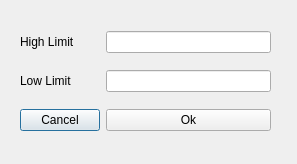
This is isstools/dialogs/UpdateMotorLimits.ui in NSLS-II-ISS/isstools as Qt 5 draws it before an edit. The edited form follows.
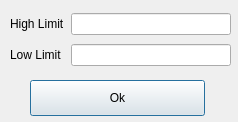
This is the edited form.

Commit message: motor_widget updated

```diff
--- a/isstools/dialogs/UpdateMotorLimits.ui
+++ b/isstools/dialogs/UpdateMotorLimits.ui
@@ -6,8 +6,8 @@
    <rect>
     <x>0</x>
     <y>0</y>
-    <width>297</width>
-    <height>164</height>
+    <width>238</width>
+    <height>122</height>
    </rect>
   </property>
   <property name="windowTitle">
@@ -16,13 +16,16 @@
   <widget class="QWidget" name="gridLayoutWidget">
    <property name="geometry">
     <rect>
-     <x>20</x>
-     <y>20</y>
-     <width>251</width>
-     <height>122</height>
+     <x>10</x>
+     <y>10</y>
+     <width>221</width>
+     <height>61</height>
     </rect>
    </property>
    <layout class="QGridLayout" name="gridLayout">
+    <item row="1" column="1">
+     <widget class="QLineEdit" name="lineEdit_low_limit"/>
+    </item>
     <item row="1" column="0">
      <widget class="QLabel" name="lable_low_limit">
       <property name="text">
@@ -30,8 +33,8 @@
       </property>
      </widget>
     </item>
-    <item row="1" column="1">
-     <widget class="QLineEdit" name="lineEdit_low_limit_2"/>
+    <item row="0" column="1">
+     <widget class="QLineEdit" name="lineEdit_high_limit"/>
     </item>
     <item row="0" column="0">
      <widget class="QLabel" name="label_high_limit">
@@ -40,25 +43,21 @@
       </property>
      </widget>
     </item>
-    <item row="0" column="1">
-     <widget class="QLineEdit" name="lineEdit_low_limit"/>
-    </item>
-    <item row="2" column="0">
-     <widget class="QPushButton" name="pushButton_cancel">
-      <property name="text">
-       <string>Cancel</string>
-      </property>
-     </widget>
-    </item>
-    <item row="2" column="1">
-     <widget class="QPushButton" name="pushButton_ok">
-      <property name="text">
-       <string>Ok</string>
-      </property>
-     </widget>
-    </item>
    </layout>
   </widget>
+  <widget class="QPushButton" name="pushButton_ok">
+   <property name="geometry">
+    <rect>
+     <x>30</x>
+     <y>80</y>
+     <width>175</width>
+     <height>36</height>
+    </rect>
+   </property>
+   <property name="text">
+    <string>Ok</string>
+   </property>
+  </widget>
  </widget>
  <resources/>
  <connections/>
```
The commit also changes 4 other files.
